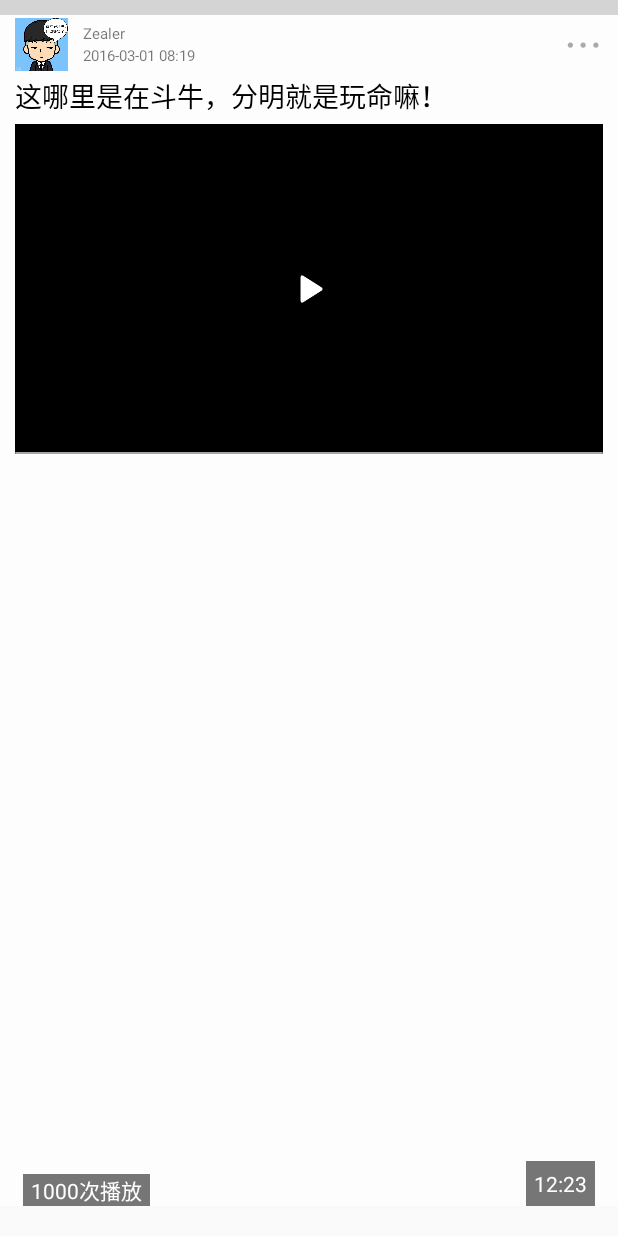
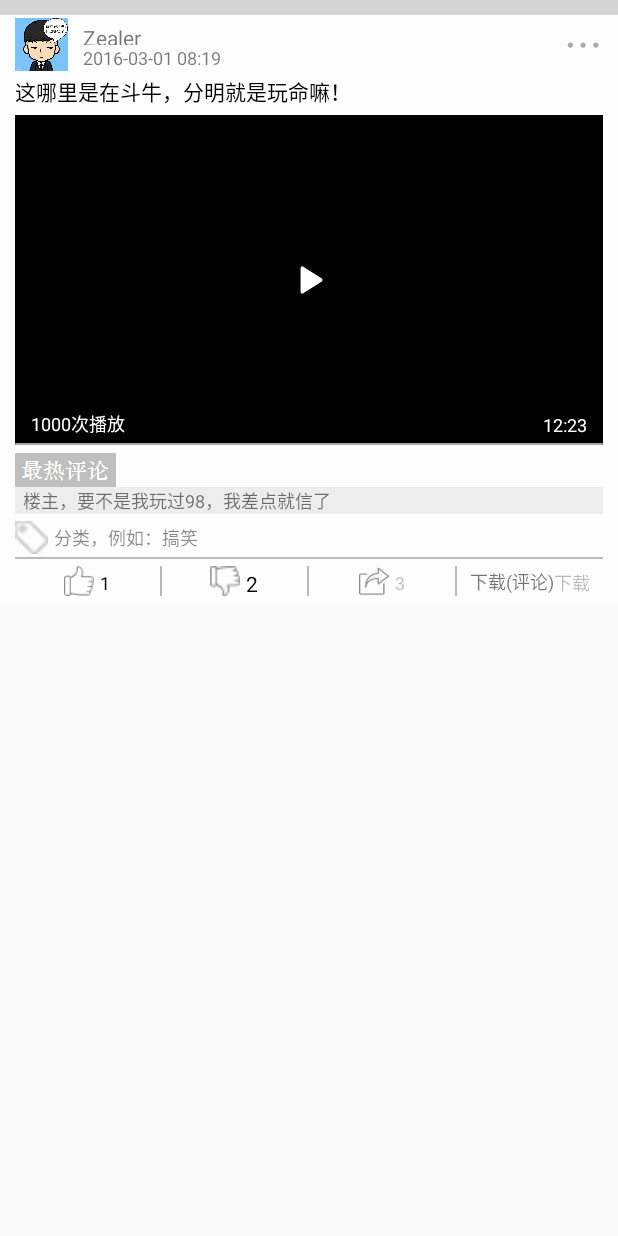
Before and after one commit to YFdev/MobilePlayer, an Android app: the layout all_video_item.xml on its own in the app's theme, with its tools: preview values and no code run, on a phone screen of 412 x 824 dp. Run offline under Robolectric (Android 15) with nearby library versions, the phone set to English and light mode, and no system bars.

Commit message:
基本完成，搜索页面不显示待解决

```diff
--- a/app/build.gradle
+++ b/app/build.gradle
@@ -24,6 +24,10 @@ android {
             jniLibs.srcDirs = ['libs']
         }
     }
+    compileOptions {
+        sourceCompatibility 1.8
+        targetCompatibility 1.8
+    }
 }
 
 dependencies {
--- a/app/src/main/java/com/elapse/mobileplayer/activity/SearchActivity.java
+++ b/app/src/main/java/com/elapse/mobileplayer/activity/SearchActivity.java
@@ -184,17 +184,16 @@ public class SearchActivity extends Activity implements View.OnClickListener{
                 //缓存
 //                CacheUtils.putString(SearchActivity.this,key,result);
                 SearchBean bean = processData(result);
+                progressBar.setVisibility(View.GONE);
                 items.clear();//发起请求前清空
                 items = bean.getResult();
                 if (items != null && items.size() > 0){
                     noData.setVisibility(View.GONE);
-                    mAdapter.notifyDataSetChanged();
                 }else {
-                    mAdapter.notifyDataSetChanged();
                     noData.setVisibility(View.VISIBLE);
                     noData.setText("没有您要搜索的内容...");
                 }
-                progressBar.setVisibility(View.GONE);
+                mAdapter.notifyDataSetChanged();
             }
 
             @Override
--- a/app/src/main/java/com/elapse/mobileplayer/adapter/Search_Adapter.java
+++ b/app/src/main/java/com/elapse/mobileplayer/adapter/Search_Adapter.java
@@ -47,7 +47,7 @@ public class Search_Adapter extends BaseAdapter {
     public View getView(int position, View convertView, ViewGroup parent) {
         ViewHolder holder;
         if (convertView == null){
-            convertView = View.inflate(mContext, R.layout.net_item_video_pager,null);
+            convertView = View.inflate(mContext, R.layout.net_item_audio_pager,null);
             holder = new ViewHolder();
             holder.tv_desc = convertView.findViewById(R.id.tv_description);
             holder.tv_name = convertView.findViewById(R.id.tv_video_name);
--- a/app/src/main/res/drawable/search_text_color.xml
+++ b/app/src/main/res/drawable/search_text_color.xml
@@ -1,5 +1,5 @@
 <?xml version="1.0" encoding="utf-8"?>
 <selector xmlns:android="http://schemas.android.com/apk/res/android">
-    <item android:state_pressed="false" android:color="#0C0C0C"/>
-    <item android:state_pressed="true" android:color="#0E0D0E"/>
+    <item android:state_pressed="false" android:color="#9E9998"/>
+    <item android:state_pressed="true" android:color="#F5F2FF"/>
 </selector>
--- a/app/src/main/res/layout/activity_search.xml
+++ b/app/src/main/res/layout/activity_search.xml
@@ -23,7 +23,7 @@
             android:drawablePadding="5dp"
             android:focusable="true"
             android:hint="输入您要搜索的内容"
-            android:textColor="@drawable/search_text_color"
+            android:textColor="#9E9998"
             android:textSize="12sp" />
 
         <ImageView
--- a/app/src/main/res/layout/ad_middle.xml
+++ b/app/src/main/res/layout/ad_middle.xml
@@ -12,7 +12,7 @@
         android:layout_gravity="center_vertical"
         android:text="这哪里是在斗牛，分明就是玩命嘛！"
         android:textColor="@android:color/black"
-        android:textSize="18sp" />
+        android:textSize="14sp" />
 
     <ImageView
         android:id="@+id/iv_image_icon"
@@ -34,7 +34,7 @@
             android:layout_centerVertical="true"
             android:layout_marginLeft="10dp"
             android:text="推广"
-            android:textSize="18sp" />
+            android:textSize="14sp" />
 
         <Button
             android:id="@+id/btn_install"
@@ -43,7 +43,7 @@
             android:layout_alignParentRight="true"
             android:layout_marginRight="10dp"
             android:text="安装"
-            android:textSize="18sp" />
+            android:textSize="12sp" />
     </RelativeLayout>
 
 
--- a/app/src/main/res/layout/all_video_item.xml
+++ b/app/src/main/res/layout/all_video_item.xml
@@ -11,7 +11,7 @@
 
     <LinearLayout
         android:layout_width="match_parent"
-        android:layout_height="match_parent"
+        android:layout_height="wrap_content"
         android:layout_marginBottom="20dp"
         android:background="@drawable/bg_activities_item_end_transparent"
         android:orientation="vertical"
--- a/app/src/main/res/layout/common_bottom.xml
+++ b/app/src/main/res/layout/common_bottom.xml
@@ -52,7 +52,8 @@
                 android:layout_width="20dp"
                 android:layout_height="20dp"
                 android:layout_marginRight="4dp"
-                android:background="@drawable/shenhe_ding_pic_selector" />
+                android:background="@drawable/shenhe_ding_pic_selector"
+                android:textSize="12sp" />
 
             <TextView
                 android:id="@+id/tv_shenhe_ding_number"
@@ -61,7 +62,8 @@
                 android:gravity="center"
                 android:paddingTop="2dp"
                 android:text="1"
-                android:textColor="#000000" />
+                android:textColor="#000000"
+                android:textSize="12sp" />
 
         </LinearLayout>
 
@@ -84,7 +86,8 @@
                 android:layout_width="20dp"
                 android:layout_height="20dp"
                 android:layout_marginRight="4dp"
-                android:background="@drawable/shenhe_cai_pic_night_selector" />
+                android:background="@drawable/shenhe_cai_pic_night_selector"
+                android:textSize="12sp" />
 
             <TextView
                 android:id="@+id/tv_shenhe_cai_number"
@@ -124,7 +127,8 @@
                 android:gravity="center"
                 android:paddingTop="2dp"
                 android:text="3"
-                android:textColor="#44000000" />
+                android:textColor="#44000000"
+                android:textSize="12sp" />
 
         </LinearLayout>
 
@@ -146,7 +150,8 @@
             <TextView
                 android:layout_width="wrap_content"
                 android:layout_height="wrap_content"
-                android:text="下载(原评论)" />
+                android:text="下载(评论)"
+                android:textSize="12sp" />
 
             <TextView
                 android:id="@+id/tv_download_number"
@@ -155,7 +160,8 @@
                 android:gravity="center"
                 android:paddingTop="2dp"
                 android:text="下载"
-                android:textColor="#44000000" />
+                android:textColor="#44000000"
+                android:textSize="12sp" />
 
         </LinearLayout>
     </LinearLayout>
--- a/app/src/main/res/layout/common_user_info.xml
+++ b/app/src/main/res/layout/common_user_info.xml
@@ -9,6 +9,7 @@
         android:layout_height="match_parent"
         android:layout_centerVertical="true"
         android:clickable="true"
+        android:focusable="true"
         android:gravity="center_vertical"
         android:orientation="horizontal">
 
@@ -32,7 +33,7 @@
                 android:paddingTop="5dp"
                 android:text="Zealer"
                 android:textColor="#88000000"
-                android:textSize="10dp" />
+                android:textSize="14sp" />
 
             <TextView
                 android:id="@+id/tv_time_refresh"
@@ -42,7 +43,7 @@
                 android:paddingBottom="5dp"
                 android:text="2016-03-01 08:19"
                 android:textColor="#88000000"
-                android:textSize="10dp" />
+                android:textSize="12sp" />
 
         </LinearLayout>
     </LinearLayout>
--- a/app/src/main/res/layout/gif_middle.xml
+++ b/app/src/main/res/layout/gif_middle.xml
@@ -12,7 +12,7 @@
         android:layout_gravity="center_vertical"
         android:text="这哪里是在斗牛，分明就是玩命嘛！"
         android:textColor="@android:color/black"
-        android:textSize="18sp" />
+        android:textSize="14sp" />
 
     <pl.droidsonroids.gif.GifImageView
         android:id="@+id/iv_image_gif"
@@ -20,8 +20,6 @@
         android:layout_height="200dp"
         android:layout_margin="10dp"
         android:layout_marginTop="5dp">
-
-
     </pl.droidsonroids.gif.GifImageView>
 
 
--- a/app/src/main/res/layout/image_middle.xml
+++ b/app/src/main/res/layout/image_middle.xml
@@ -12,10 +12,10 @@
         android:layout_gravity="center_vertical"
         android:text="这哪里是在斗牛，分明就是玩命嘛！"
         android:textColor="@android:color/black"
-        android:textSize="18sp" />
+        android:textSize="14sp" />
 
     <ImageView
-        android:scaleType="center"
+        android:scaleType="fitCenter"
         android:id="@+id/iv_image_icon"
         android:layout_width="match_parent"
         android:layout_height="match_parent"
--- a/app/src/main/res/layout/text_middle.xml
+++ b/app/src/main/res/layout/text_middle.xml
@@ -12,6 +12,6 @@
         android:layout_gravity="center_vertical"
         android:text="这哪里是在斗牛，分明就是玩命嘛！"
         android:textColor="@android:color/black"
-        android:textSize="18sp" />
+        android:textSize="14sp" />
 
 </LinearLayout>
--- a/app/src/main/res/layout/title_bar.xml
+++ b/app/src/main/res/layout/title_bar.xml
@@ -23,6 +23,7 @@
         android:focusable="true"
         android:singleLine="true"
         android:text="全网搜索"
+        android:textSize="12sp"
         android:textColor="@drawable/search_text_color" />
 
     <RelativeLayout
@@ -36,8 +37,8 @@
             android:layout_width="wrap_content"
             android:layout_height="wrap_content"
             android:clickable="true"
-            android:focusable="true"
-            android:drawableLeft="@drawable/ic_topbanner_game" />
+            android:drawableLeft="@drawable/ic_topbanner_game"
+            android:focusable="true" />
 
         <ImageView
             android:layout_width="6dp"
--- a/app/src/main/res/layout/video_middle.xml
+++ b/app/src/main/res/layout/video_middle.xml
@@ -1,10 +1,8 @@
 <?xml version="1.0" encoding="utf-8"?>
 <LinearLayout xmlns:android="http://schemas.android.com/apk/res/android"
     android:layout_width="match_parent"
-    android:layout_height="match_parent"
+    android:layout_height="wrap_content"
     android:orientation="vertical">
-
-
     <TextView
         android:id="@+id/tv_context"
         android:layout_width="match_parent"
@@ -12,19 +10,19 @@
         android:layout_gravity="center_vertical"
         android:text="这哪里是在斗牛，分明就是玩命嘛！"
         android:textColor="@android:color/black"
-        android:textSize="18sp" />
+        android:textSize="14sp" />
 
     <RelativeLayout
         android:id="@+id/rl_holder"
         android:layout_width="match_parent"
-        android:layout_height="match_parent"
+        android:layout_height="220dp"
         android:layout_marginTop="5dp">
 
         <cn.jzvd.JzvdStd
             android:id="@+id/jcv_videoplayer"
             android:layout_width="match_parent"
             android:layout_height="220dp"
-            android:orientation="vertical" />
+            />
 
         <TextView
            android:layout_margin="5dp"
@@ -37,11 +35,10 @@
             android:paddingRight="5dp"
             android:text="1000次播放"
             android:textColor="@android:color/white"
-            android:textSize="14dp" />
+            android:textSize="12sp" />
 
         <TextView
             android:layout_margin="5dp"
-            android:padding="5dp"
             android:id="@+id/tv_video_duration"
             android:layout_width="wrap_content"
             android:layout_height="wrap_content"
@@ -52,9 +49,7 @@
             android:paddingRight="5dp"
             android:text="12:23"
             android:textColor="@android:color/white"
-            android:textSize="14dp" />
-
-
+            android:textSize="12sp" />
     </RelativeLayout>
 
 
@@ -73,5 +68,5 @@
         android:gravity="center_vertical"
         android:paddingLeft="5dp"
         android:text="楼主，要不是我玩过98，我差点就信了"
-        android:textSize="14sp" />
+        android:textSize="12sp" />
 </LinearLayout>
```
Also changed, not shown: app/src/main/java/com/elapse/mobileplayer/adapter/Net_Audio_Adapter.java (+4 -5 lines), app/src/main/res/layout/net_item_audio_pager.xml (added, +70 -0 lines).
